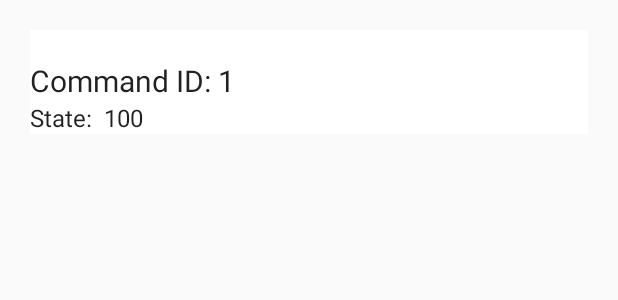
After one commit to HajarHkm/S4-DeliveryAndroidApp, an Android app: the layout history_item.xml on its own in the app's theme, with its tools: preview values and no code run, on a phone screen of 412 x 824 dp. The commit adds this screen. Shown: the top 300 px of the screen. Run offline under Robolectric (Android 15) with nearby library versions, the light colour scheme and no system bars.

Commit message:
Add files via upload

```diff
--- /dev/null
+++ b/foodappAndroidClient/app/src/main/res/layout/delcommand.xml
@@ -0,0 +1,17 @@
+<?xml version="1.0" encoding="utf-8"?>
+<android.support.constraint.ConstraintLayout
+    xmlns:android="http://schemas.android.com/apk/res/android"
+    xmlns:tools="http://schemas.android.com/tools"
+    android:layout_width="match_parent"
+    android:layout_height="match_parent">
+
+    <EditText
+        android:id="@+id/quanti"
+        android:layout_width="match_parent"
+        android:layout_height="60dp"
+        android:ems="10"
+        android:hint="Quantity"
+        android:inputType="number"
+        android:padding="10dp"
+         />
+</android.support.constraint.ConstraintLayout>
--- /dev/null
+++ b/foodappAndroidClient/app/src/main/res/layout/history_item.xml
@@ -0,0 +1,57 @@
+<?xml version="1.0" encoding="utf-8"?>
+<RelativeLayout xmlns:android="http://schemas.android.com/apk/res/android"
+    xmlns:app="http://schemas.android.com/apk/res-auto"
+    xmlns:tools="http://schemas.android.com/tools"
+    android:orientation="horizontal"
+    android:layout_margin="20dp"
+
+    android:layout_width="match_parent"
+    android:layout_height="wrap_content"
+    android:background="#fff">
+
+        <TextView
+            android:id="@+id/CommandeIdView"
+            android:layout_width="wrap_content"
+            android:layout_height="wrap_content"
+            android:textSize="20sp"
+            android:textAppearance="?android:textAppearanceLarge"
+            android:layout_marginTop="20dip"
+            tools:text="Command ID: "
+
+            />
+        <TextView
+            android:id="@+id/CommandeId"
+            android:layout_width="wrap_content"
+            android:layout_height="wrap_content"
+            android:textSize="20sp"
+            android:textAppearance="?android:textAppearanceLarge"
+            android:layout_marginTop="20dip"
+            tools:text="1 "
+            android:layout_toEndOf="@+id/CommandeIdView"
+            android:layout_toRightOf="@+id/CommandeIdView"
+            />
+
+
+        <TextView
+            android:id="@+id/StateView"
+            android:layout_width="wrap_content"
+            android:layout_height="wrap_content"
+            android:textAppearance="?android:textAppearanceLarge"
+            android:textSize="16sp"
+            tools:text="State:  "
+            android:layout_below="@+id/CommandeId"/>
+
+        <TextView
+            android:id="@+id/state"
+            android:layout_width="wrap_content"
+            android:layout_height="wrap_content"
+            android:textAppearance="?android:textAppearanceLarge"
+            android:textSize="16sp"
+            tools:text="100 "
+            android:layout_below="@+id/CommandeId"
+            android:layout_toRightOf="@+id/StateView"
+            android:layout_toEndOf="@+id/StateView"/>
+
+
+
+</RelativeLayout>
```
Also changed, not shown: foodappAndroidClient/app/src/main/res/layout/fragment_choose_to_deliver.xml (line endings or trailing spaces), foodappAndroidClient/app/src/main/res/layout/fragment_history_delivered.xml (line endings or trailing spaces), foodappAndroidClient/app/src/main/res/layout/layout_confirmcommand.xml (line endings or trailing spaces).
